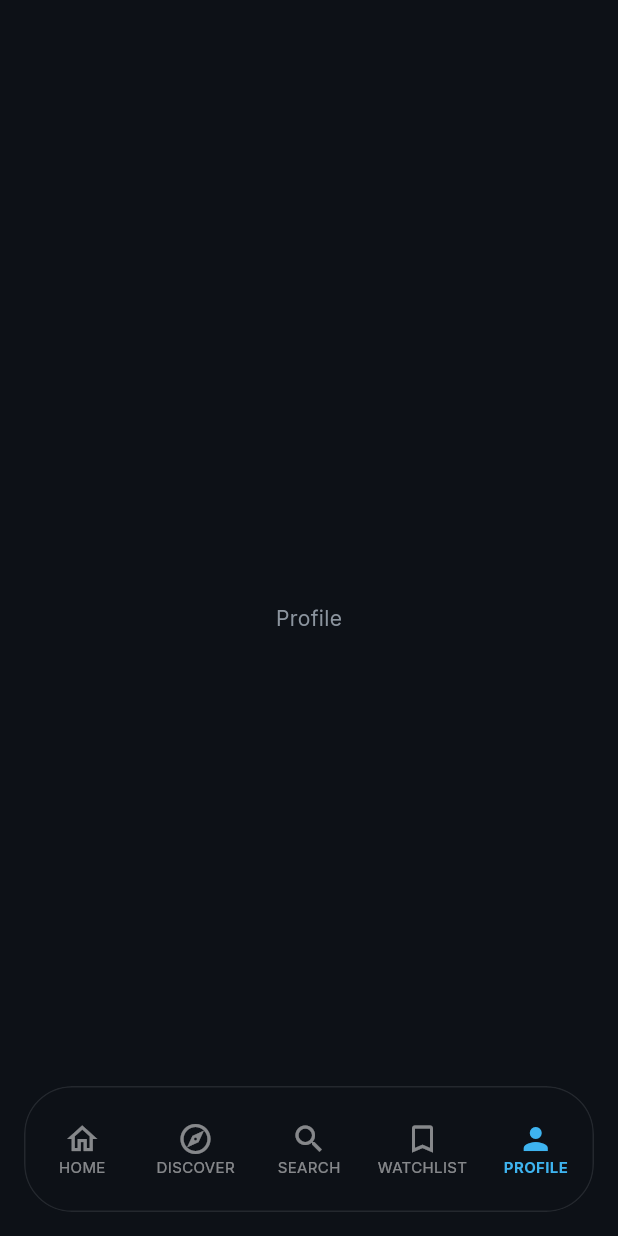
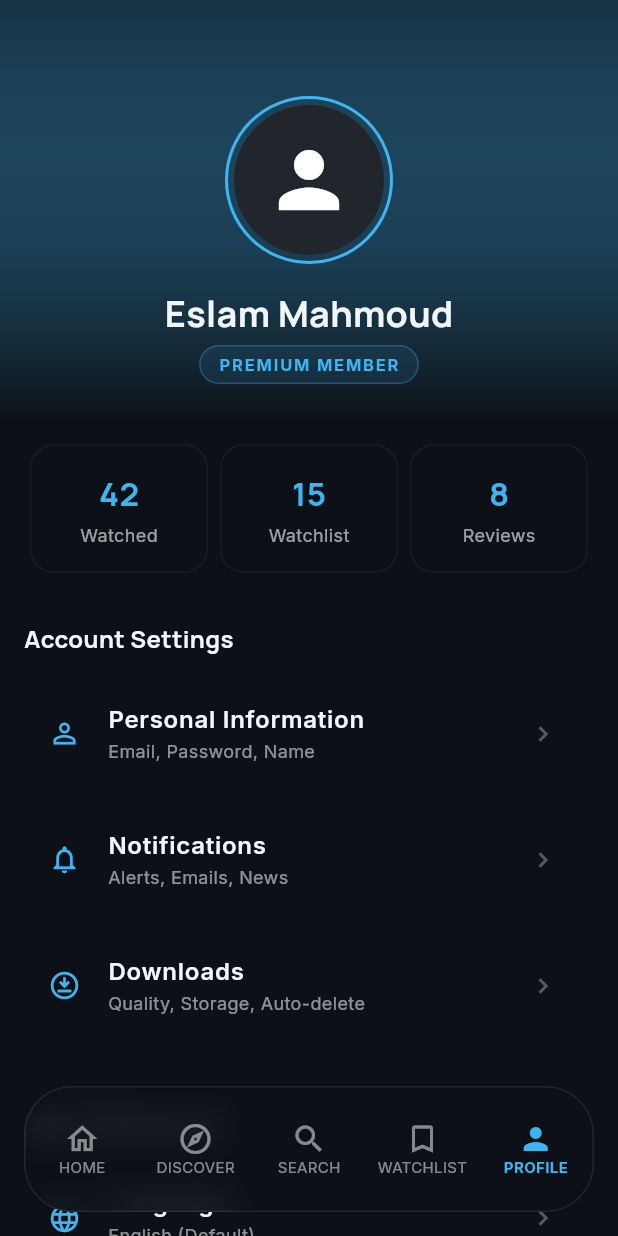
Before and after one commit to DevEslam1/movie_app, a Flutter app: the screen it shows after launch, item 5 of the bottom bar chosen, on a phone screen of 412 x 824 dp. Run offline on Flutter 3.47's test engine with Material 3 defaults, Android fonts, the phone set to English and light mode, and no system bars; our stand-ins replace cached_network_image, google_fonts, shimmer; network calls fail.

Commit message:
feat: implement main navigation shell and profile screen with platform configuration

```diff
--- a/lib/presentation/navigation/main_navigation.dart
+++ b/lib/presentation/navigation/main_navigation.dart
@@ -4,6 +4,7 @@
 import 'package:movie_app/presentation/screens/categories/categories_screen.dart';
 import 'package:movie_app/presentation/screens/search/search_screen.dart';
 import 'package:movie_app/presentation/screens/watchlist/watchlist_screen.dart';
+import 'package:movie_app/presentation/screens/profile/profile_screen.dart';
 import 'package:movie_app/core/theme/app_colors.dart';
 import 'package:movie_app/core/theme/app_dimensions.dart';
 
@@ -22,7 +23,7 @@
     const CategoriesScreen(),
     const SearchScreen(),
     const WatchlistScreen(),
-    const Scaffold(body: Center(child: Text('Profile'))),
+    const ProfileScreen(),
   ];
 
   @override
--- /dev/null
+++ b/lib/presentation/screens/profile/profile_screen.dart
@@ -0,0 +1,199 @@
+import 'package:flutter/material.dart';
+import 'package:movie_app/core/theme/app_colors.dart';
+import 'package:movie_app/core/theme/app_dimensions.dart';
+import 'package:movie_app/core/theme/app_text_styles.dart';
+
+class ProfileScreen extends StatelessWidget {
+  const ProfileScreen({super.key});
+
+  @override
+  Widget build(BuildContext context) {
+    return Scaffold(
+      body: CustomScrollView(
+        slivers: [
+          SliverAppBar(
+            expandedHeight: 280,
+            floating: false,
+            pinned: true,
+            backgroundColor: AppColors.surface,
+            flexibleSpace: FlexibleSpaceBar(
+              background: Container(
+                decoration: BoxDecoration(
+                  gradient: LinearGradient(
+                    begin: Alignment.topCenter,
+                    end: Alignment.bottomCenter,
+                    colors: [
+                      AppColors.primary.withValues(alpha: 0.2),
+                      AppColors.surface,
+                    ],
+                  ),
+                ),
+                child: Column(
+                  mainAxisAlignment: MainAxisAlignment.center,
+                  children: [
+                    const SizedBox(height: 40),
+                    Container(
+                      padding: const EdgeInsets.all(4),
+                      decoration: BoxDecoration(
+                        shape: BoxShape.circle,
+                        border: Border.all(color: AppColors.primary, width: 2),
+                      ),
+                      child: const CircleAvatar(
+                        radius: 50,
+                        backgroundColor: AppColors.surfaceContainerHigh,
+                        child:
+                            Icon(Icons.person, size: 60, color: Colors.white),
+                      ),
+                    ),
+                    const SizedBox(height: AppDimensions.m),
+                    Text(
+                      'Eslam Mahmoud',
+                      style: AppTextStyles.headlineMedium.copyWith(
+                        fontWeight: FontWeight.bold,
+                        fontSize: 24,
+                      ),
+                    ),
+                    const SizedBox(height: 4),
+                    Container(
+                      padding: const EdgeInsets.symmetric(
+                          horizontal: 12, vertical: 4),
+                      decoration: BoxDecoration(
+                        color: AppColors.primary.withValues(alpha: 0.1),
+                        borderRadius: BorderRadius.circular(20),
+                        border: Border.all(
+                            color: AppColors.primary.withValues(alpha: 0.3)),
+                      ),
+                      child: Text(
+                        'PREMIUM MEMBER',
+                        style: AppTextStyles.labelSmall.copyWith(
+                          color: AppColors.primary,
+                          fontWeight: FontWeight.bold,
+                          letterSpacing: 1.2,
+                        ),
+                      ),
+                    ),
+                  ],
+                ),
+              ),
+            ),
+          ),
+          SliverPadding(
+            padding: const EdgeInsets.all(AppDimensions.m),
+            sliver: SliverList(
+              delegate: SliverChildListDelegate([
+                // Stats Row
+                Row(
+                  children: [
+                    _buildStatItem('42', 'Watched'),
+                    _buildStatItem('15', 'Watchlist'),
+                    _buildStatItem('8', 'Reviews'),
+                  ],
+                ),
+
+                const SizedBox(height: AppDimensions.xl),
+
+                Text(
+                  'Account Settings',
+                  style: AppTextStyles.titleMedium
+                      .copyWith(fontWeight: FontWeight.bold),
+                ),
+                const SizedBox(height: AppDimensions.m),
+                _buildSettingsTile(Icons.person_outline, 'Personal Information',
+                    'Email, Password, Name'),
+                _buildSettingsTile(Icons.notifications_none, 'Notifications',
+                    'Alerts, Emails, News'),
+                _buildSettingsTile(Icons.download_for_offline_outlined,
+                    'Downloads', 'Quality, Storage, Auto-delete'),
+
+                const SizedBox(height: AppDimensions.xl),
+
+                Text(
+                  'App Preferences',
+                  style: AppTextStyles.titleMedium
+                      .copyWith(fontWeight: FontWeight.bold),
+                ),
+                const SizedBox(height: AppDimensions.m),
+                _buildSettingsTile(
+                    Icons.language_outlined, 'Language', 'English (Default)'),
+                _buildSettingsTile(Icons.privacy_tip_outlined,
+                    'Privacy & Safety', 'Sharing, Data, Visibility'),
+                _buildSettingsTile(Icons.help_outline, 'Help & Support',
+                    'FAQ, Feedback, Contact Us'),
+
+                const SizedBox(height: AppDimensions.xxl),
+
+                // Logout Button
+                Padding(
+                  padding: const EdgeInsets.symmetric(horizontal: 40),
+                  child: OutlinedButton(
+                    onPressed: () {},
+                    style: OutlinedButton.styleFrom(
+                      foregroundColor: Colors.redAccent,
+                      side: const BorderSide(color: Colors.redAccent, width: 1),
+                      padding: const EdgeInsets.symmetric(vertical: 16),
+                      shape: RoundedRectangleBorder(
+                        borderRadius:
+                            BorderRadius.circular(AppDimensions.radiusM),
+                      ),
+                    ),
+                    child: const Text('Sign Out',
+                        style: TextStyle(fontWeight: FontWeight.bold)),
+                  ),
+                ),
+
+                // Bottom spacing for glass nav
+                const SizedBox(height: 120),
+              ]),
+            ),
+          ),
+        ],
+      ),
+    );
+  }
+
+  Widget _buildStatItem(String val, String label) {
+    return Expanded(
+      child: Container(
+        margin: const EdgeInsets.symmetric(horizontal: 4),
+        padding: const EdgeInsets.symmetric(vertical: 16),
+        decoration: BoxDecoration(
+          color: AppColors.surfaceContainerLow,
+          borderRadius: BorderRadius.circular(AppDimensions.radiusM),
+          border:
+              Border.all(color: AppColors.onSurface.withValues(alpha: 0.05)),
+        ),
+        child: Column(
+          children: [
+            Text(val,
+                style: AppTextStyles.titleLarge.copyWith(
+                    color: AppColors.primary, fontWeight: FontWeight.bold)),
+            const SizedBox(height: 4),
+            Text(label,
+                style: AppTextStyles.bodySmall.copyWith(color: Colors.white60)),
+          ],
+        ),
+      ),
+    );
+  }
+
+  Widget _buildSettingsTile(IconData icon, String title, String subtitle) {
+    return Container(
+      margin: const EdgeInsets.only(bottom: 12),
+      decoration: BoxDecoration(
+        color: AppColors.surfaceContainerLow.withValues(alpha: 0.5),
+        borderRadius: BorderRadius.circular(AppDimensions.radiusM),
+      ),
+      child: ListTile(
+        leading: Icon(icon, color: AppColors.primary, size: 22),
+        title: Text(title,
+            style:
+                AppTextStyles.bodyLarge.copyWith(fontWeight: FontWeight.w600)),
+        subtitle: Text(subtitle,
+            style: AppTextStyles.bodySmall.copyWith(color: Colors.white54)),
+        trailing:
+            const Icon(Icons.chevron_right, size: 20, color: Colors.white30),
+        onTap: () {},
+      ),
+    );
+  }
+}
```
Also changed, not shown: 6 other files.
